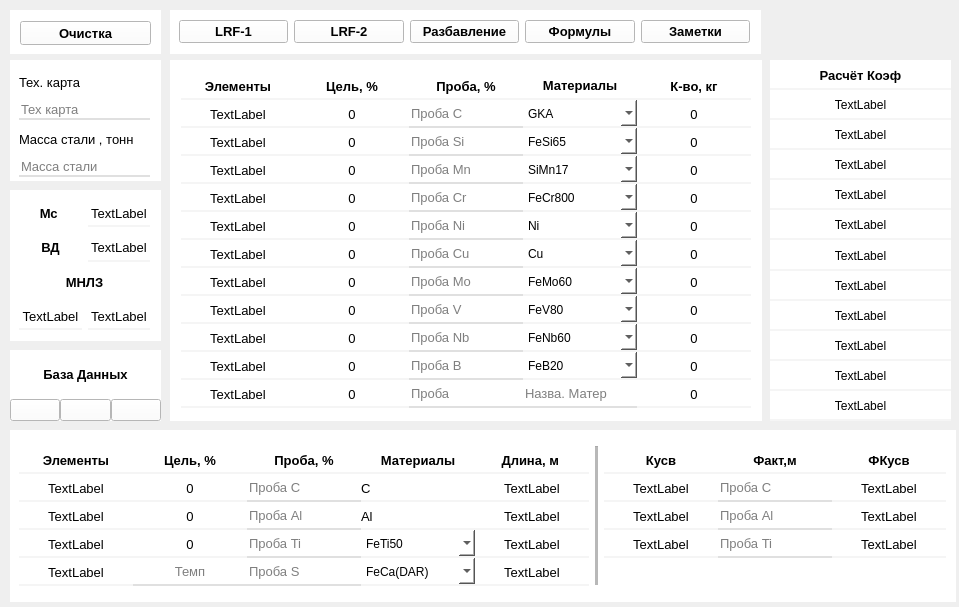
The window that ui/LRF1_Widget.ui (TopolD/Metal_Calculate) describes before a commit, drawn with Qt 5.
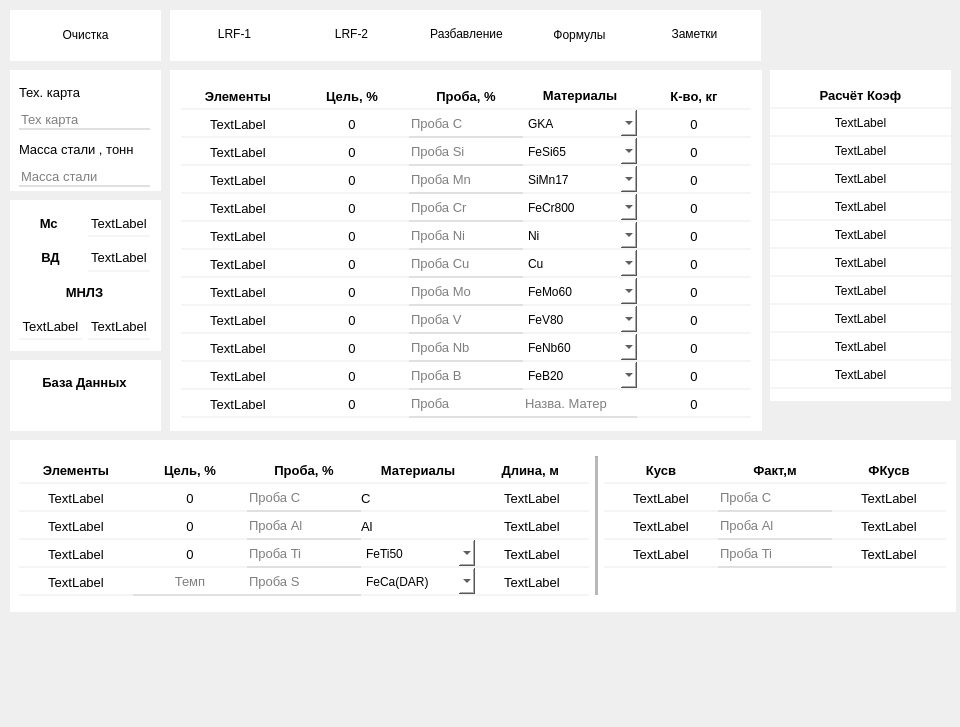
The same window after the commit. Icons and pictures are not drawn.

Diff of the .ui file:
```diff
--- a/ui/LRF1_Widget.ui
+++ b/ui/LRF1_Widget.ui
@@ -6,8 +6,8 @@
    <rect>
     <x>0</x>
     <y>0</y>
-    <width>959</width>
-    <height>607</height>
+    <width>960</width>
+    <height>727</height>
    </rect>
   </property>
   <property name="windowTitle">
@@ -17,7 +17,7 @@
    <property name="geometry">
     <rect>
      <x>170</x>
-     <y>60</y>
+     <y>70</y>
      <width>592</width>
      <height>361</height>
     </rect>
@@ -29,9 +29,8 @@
     </sizepolicy>
    </property>
    <property name="styleSheet">
-    <string notr="true">
-background-color: rgb(255, 255, 255);
-
+    <string notr="true">background-color: rgb(255, 255, 255);
+outline: 2px solid rgba(0, 0, 0, 0.3); 
 
 </string>
    </property>
@@ -2617,7 +2616,7 @@
    <property name="geometry">
     <rect>
      <x>10</x>
-     <y>190</y>
+     <y>200</y>
      <width>151</width>
      <height>151</height>
     </rect>
@@ -2790,7 +2789,7 @@
      <x>170</x>
      <y>10</y>
      <width>591</width>
-     <height>44</height>
+     <height>51</height>
     </rect>
    </property>
    <property name="styleSheet">
@@ -2803,7 +2802,7 @@
       <x>9</x>
       <y>9</y>
       <width>571</width>
-      <height>26</height>
+      <height>31</height>
      </rect>
     </property>
     <layout class="QHBoxLayout" name="horizontalLayout_12">
@@ -2811,11 +2810,31 @@
       <widget class="QPushButton" name="pushButton">
        <property name="font">
         <font>
-         <pointsize>10</pointsize>
-         <weight>75</weight>
-         <bold>true</bold>
+         <pointsize>-1</pointsize>
         </font>
        </property>
+       <property name="styleSheet">
+        <string notr="true">QPushButton {
+    background-color: white;
+    color: black;
+    border: none; /* Убираем обводку */
+    border-radius: 5px; /* Оставляем закругление углов */
+    padding: 0; /* Убираем паддинг, чтобы текст помещался */
+    width: 110px; /* Задаем фиксированную ширину */
+    height: 24px; /* Задаем фиксированную высоту */
+    font-size: 12px; /* Устанавливаем размер шрифта для текста */
+}
+
+QPushButton:hover {
+    background-color: #b0b0b0;
+    color: white;
+}
+
+QPushButton:pressed {
+    background-color: black;
+    color: white;
+}</string>
+       </property>
        <property name="text">
         <string>LRF-1</string>
        </property>
@@ -2829,11 +2848,31 @@
       <widget class="QPushButton" name="pushButton_2">
        <property name="font">
         <font>
-         <pointsize>10</pointsize>
-         <weight>75</weight>
-         <bold>true</bold>
+         <pointsize>-1</pointsize>
         </font>
        </property>
+       <property name="styleSheet">
+        <string notr="true">QPushButton {
+    background-color: white;
+    color: black;
+    border: none; 
+    border-radius: 5px; 
+    padding: 0; 
+    width: 110px; 
+    height: 24px; 
+    font-size: 12px; 
+}
+
+QPushButton:hover {
+    background-color: #b0b0b0;
+    color: white;
+}
+
+QPushButton:pressed {
+    background-color: black;
+    color: white;
+}</string>
+       </property>
        <property name="text">
         <string>LRF-2</string>
        </property>
@@ -2845,13 +2884,45 @@
      </item>
      <item>
       <widget class="QPushButton" name="pushButton_3">
+       <property name="minimumSize">
+        <size>
+         <width>107</width>
+         <height>0</height>
+        </size>
+       </property>
+       <property name="maximumSize">
+        <size>
+         <width>107</width>
+         <height>16777215</height>
+        </size>
+       </property>
        <property name="font">
         <font>
-         <pointsize>10</pointsize>
-         <weight>75</weight>
-         <bold>true</bold>
+         <pointsize>-1</pointsize>
         </font>
        </property>
+       <property name="styleSheet">
+        <string notr="true">QPushButton {
+    background-color: white;
+    color: black;
+    border: none; /* Убираем обводку */
+    border-radius: 5px; /* Оставляем закругление углов */
+    padding: 0; /* Убираем паддинг, чтобы текст помещался */
+    width: 110px; /* Задаем фиксированную ширину */
+    height: 24px; /* Задаем фиксированную высоту */
+    font-size: 12px; /* Устанавливаем размер шрифта для текста */
+}
+
+QPushButton:hover {
+    background-color: #b0b0b0;
+    color: white;
+}
+
+QPushButton:pressed {
+    background-color: black;
+    color: white;
+}</string>
+       </property>
        <property name="text">
         <string>Разбавление</string>
        </property>
@@ -2863,13 +2934,39 @@
      </item>
      <item>
       <widget class="QPushButton" name="pushButton_4">
+       <property name="maximumSize">
+        <size>
+         <width>107</width>
+         <height>40</height>
+        </size>
+       </property>
        <property name="font">
         <font>
-         <pointsize>10</pointsize>
-         <weight>75</weight>
-         <bold>true</bold>
+         <pointsize>-1</pointsize>
         </font>
        </property>
+       <property name="styleSheet">
+        <string notr="true">QPushButton {
+    background-color: white;
+    color: black;
+    border: none; /* Убираем обводку */
+    border-radius: 5px; /* Оставляем закругление углов */
+    padding: 0; /* Убираем паддинг, чтобы текст помещался */
+    width: 110px; /* Задаем фиксированную ширину */
+    height: 24px; /* Задаем фиксированную высоту */
+    font-size: 12px; /* Устанавливаем размер шрифта для текста */
+}
+
+QPushButton:hover {
+    background-color: #b0b0b0;
+    color: white;
+}
+
+QPushButton:pressed {
+    background-color: black;
+    color: white;
+}</string>
+       </property>
        <property name="text">
         <string>Формулы</string>
        </property>
@@ -2883,11 +2980,31 @@
       <widget class="QPushButton" name="pushButton_5">
        <property name="font">
         <font>
-         <pointsize>10</pointsize>
-         <weight>75</weight>
-         <bold>true</bold>
+         <pointsize>-1</pointsize>
         </font>
        </property>
+       <property name="styleSheet">
+        <string notr="true">QPushButton {
+    background-color: white;
+    color: black;
+    border: none; /* Убираем обводку */
+    border-radius: 5px; /* Оставляем закругление углов */
+    padding: 0; /* Убираем паддинг, чтобы текст помещался */
+    width: 110px; /* Задаем фиксированную ширину */
+    height: 24px; /* Задаем фиксированную высоту */
+    font-size: 12px; /* Устанавливаем размер шрифта для текста */
+}
+
+QPushButton:hover {
+    background-color: #b0b0b0;
+    color: white;
+}
+
+QPushButton:pressed {
+    background-color: black;
+    color: white;
+}</string>
+       </property>
        <property name="text">
         <string>Заметки</string>
        </property>
@@ -2904,9 +3021,9 @@
    <property name="geometry">
     <rect>
      <x>770</x>
-     <y>60</y>
+     <y>70</y>
      <width>181</width>
-     <height>361</height>
+     <height>331</height>
     </rect>
    </property>
    <property name="sizePolicy">
@@ -2932,6 +3049,18 @@
         </property>
         <item>
          <widget class="QLabel" name="label">
+          <property name="minimumSize">
+           <size>
+            <width>0</width>
+            <height>28</height>
+           </size>
+          </property>
+          <property name="maximumSize">
+           <size>
+            <width>16777215</width>
+            <height>28</height>
+           </size>
+          </property>
           <property name="font">
            <font>
             <pointsize>10</pointsize>
@@ -2961,6 +3090,18 @@
         </property>
         <item>
          <widget class="QLabel" name="label_67">
+          <property name="minimumSize">
+           <size>
+            <width>0</width>
+            <height>28</height>
+           </size>
+          </property>
+          <property name="maximumSize">
+           <size>
+            <width>16777215</width>
+            <height>28</height>
+           </size>
+          </property>
           <property name="styleSheet">
            <string notr="true">background-color: rgb(255, 255, 255);
 border-bottom: 2px solid #F5F5F5;
@@ -2983,6 +3124,18 @@
         </property>
         <item>
          <widget class="QLabel" name="label_70">
+          <property name="minimumSize">
+           <size>
+            <width>0</width>
+            <height>28</height>
+           </size>
+          </property>
+          <property name="maximumSize">
+           <size>
+            <width>16777215</width>
+            <height>28</height>
+           </size>
+          </property>
           <property name="styleSheet">
            <string notr="true">background-color: rgb(255, 255, 255);
 border-bottom: 2px solid #F5F5F5;
@@ -3005,6 +3158,18 @@
         </property>
         <item>
          <widget class="QLabel" name="label_71">
+          <property name="minimumSize">
+           <size>
+            <width>0</width>
+            <height>28</height>
+           </size>
+          </property>
+          <property name="maximumSize">
+           <size>
+            <width>16777215</width>
+            <height>28</height>
+           </size>
+          </property>
           <property name="styleSheet">
            <string notr="true">background-color: rgb(255, 255, 255);
 border-bottom: 2px solid #F5F5F5;
@@ -3027,6 +3192,18 @@
         </property>
         <item>
          <widget class="QLabel" name="label_73">
+          <property name="minimumSize">
+           <size>
+            <width>0</width>
+            <height>28</height>
+           </size>
+          </property>
+          <property name="maximumSize">
+           <size>
+            <width>16777215</width>
+            <height>28</height>
+           </size>
+          </property>
           <property name="styleSheet">
            <string notr="true">background-color: rgb(255, 255, 255);
 border-bottom: 2px solid #F5F5F5;
@@ -3049,6 +3226,18 @@
         </property>
         <item>
          <widget class="QLabel" name="label_69">
+          <property name="minimumSize">
+           <size>
+            <width>0</width>
+            <height>28</height>
+           </size>
+          </property>
+          <property name="maximumSize">
+           <size>
+            <width>16777215</width>
+            <height>28</height>
+           </size>
+          </property>
           <property name="styleSheet">
            <string notr="true">background-color: rgb(255, 255, 255);
 border-bottom: 2px solid #F5F5F5;
@@ -3071,6 +3260,18 @@
         </property>
         <item>
          <widget class="QLabel" name="label_68">
+          <property name="minimumSize">
+           <size>
+            <width>0</width>
+            <height>28</height>
+           </size>
+          </property>
+          <property name="maximumSize">
+           <size>
+            <width>16777215</width>
+            <height>28</height>
+           </size>
+          </property>
           <property name="styleSheet">
            <string notr="true">background-color: rgb(255, 255, 255);
 border-bottom: 2px solid #F5F5F5;
@@ -3093,6 +3294,18 @@
         </property>
         <item>
          <widget class="QLabel" name="label_72">
+          <property name="minimumSize">
+           <size>
+            <width>0</width>
+            <height>28</height>
+           </size>
+          </property>
+          <property name="maximumSize">
+           <size>
+            <width>16777215</width>
+            <height>28</height>
+           </size>
+          </property>
           <property name="styleSheet">
            <string notr="true">background-color: rgb(255, 255, 255);
 border-bottom: 2px solid #F5F5F5;
@@ -3115,6 +3328,18 @@
         </property>
         <item>
          <widget class="QLabel" name="label_74">
+          <property name="minimumSize">
+           <size>
+            <width>0</width>
+            <height>28</height>
+           </size>
+          </property>
+          <property name="maximumSize">
+           <size>
+            <width>16777215</width>
+            <height>28</height>
+           </size>
+          </property>
           <property name="styleSheet">
            <string notr="true">background-color: rgb(255, 255, 255);
 border-bottom: 2px solid #F5F5F5;
@@ -3137,6 +3362,18 @@
         </property>
         <item>
          <widget class="QLabel" name="label_75">
+          <property name="minimumSize">
+           <size>
+            <width>0</width>
+            <height>28</height>
+           </size>
+          </property>
+          <property name="maximumSize">
+           <size>
+            <width>16777215</width>
+            <height>28</height>
+           </size>
+          </property>
           <property name="styleSheet">
            <string notr="true">background-color: rgb(255, 255, 255);
 border-bottom: 2px solid #F5F5F5;
@@ -3159,28 +3396,18 @@
         </property>
         <item>
          <widget class="QLabel" name="label_76">
-          <property name="styleSheet">
-           <string notr="true">background-color: rgb(255, 255, 255);
-border-bottom: 2px solid #F5F5F5;
-</string>
+          <property name="minimumSize">
+           <size>
+            <width>0</width>
+            <height>28</height>
+           </size>
           </property>
-          <property name="text">
-           <string>TextLabel</string>
+          <property name="maximumSize">
+           <size>
+            <width>16777215</width>
+            <height>28</height>
+           </size>
           </property>
-          <property name="alignment">
-           <set>Qt::AlignCenter</set>
-          </property>
-         </widget>
-        </item>
-       </layout>
-      </item>
-      <item>
-       <layout class="QHBoxLayout" name="horizontalLayout_26">
-        <property name="spacing">
-         <number>0</number>
-        </property>
-        <item>
-         <widget class="QLabel" name="label_77">
           <property name="styleSheet">
            <string notr="true">background-color: rgb(255, 255, 255);
 border-bottom: 2px solid #F5F5F5;
@@ -3204,7 +3431,7 @@
    <property name="geometry">
     <rect>
      <x>10</x>
-     <y>430</y>
+     <y>440</y>
      <width>946</width>
      <height>172</height>
     </rect>
@@ -5007,7 +5234,7 @@
    <property name="geometry">
     <rect>
      <x>10</x>
-     <y>60</y>
+     <y>70</y>
      <width>151</width>
      <height>121</height>
     </rect>
@@ -5095,7 +5322,7 @@
      <x>10</x>
      <y>10</y>
      <width>151</width>
-     <height>44</height>
+     <height>51</height>
     </rect>
    </property>
    <property name="styleSheet">
@@ -5108,7 +5335,7 @@
       <x>10</x>
       <y>10</y>
       <width>131</width>
-      <height>26</height>
+      <height>31</height>
      </rect>
     </property>
     <layout class="QHBoxLayout" name="horizontalLayout_14">
@@ -5122,11 +5349,31 @@
        </property>
        <property name="font">
         <font>
-         <pointsize>10</pointsize>
-         <weight>75</weight>
-         <bold>true</bold>
+         <pointsize>-1</pointsize>
         </font>
        </property>
+       <property name="styleSheet">
+        <string notr="true">QPushButton {
+    background-color: white;
+    color: black;
+    border: none; /* Убираем обводку */
+    border-radius: 5px; /* Оставляем закругление углов */
+    padding: 0; /* Убираем паддинг, чтобы текст помещался */
+    width: 110px; /* Задаем фиксированную ширину */
+    height: 24px; /* Задаем фиксированную высоту */
+    font-size: 12px; /* Устанавливаем размер шрифта для текста */
+}
+
+QPushButton:hover {
+    background-color: #b0b0b0;
+    color: white;
+}
+
+QPushButton:pressed {
+    background-color: black;
+    color: white;
+}</string>
+       </property>
        <property name="text">
         <string>Очистка</string>
        </property>
@@ -5143,7 +5390,7 @@
    <property name="geometry">
     <rect>
      <x>10</x>
-     <y>350</y>
+     <y>360</y>
      <width>151</width>
      <height>71</height>
     </rect>
@@ -5151,8 +5398,15 @@
    <property name="styleSheet">
     <string notr="true">background-color: rgb(255, 255, 255);</string>
    </property>
-   <layout class="QGridLayout" name="gridLayout_3">
-    <item row="0" column="0">
+   <widget class="QWidget" name="layoutWidget">
+    <property name="geometry">
+     <rect>
+      <x>9</x>
+      <y>9</y>
+      <width>131</width>
+      <height>51</height>
+     </rect>
+    </property>
      <layout class="QVBoxLayout" name="verticalLayout_6">
       <property name="spacing">
        <number>0</number>
@@ -5180,8 +5434,50 @@
       </item>
       <item>
        <layout class="QHBoxLayout" name="horizontalLayout_31">
+       <property name="spacing">
+        <number>0</number>
+       </property>
         <item>
          <widget class="QPushButton" name="pushButton_6">
+         <property name="minimumSize">
+          <size>
+           <width>39</width>
+           <height>0</height>
+          </size>
+         </property>
+         <property name="maximumSize">
+          <size>
+           <width>39</width>
+           <height>24</height>
+          </size>
+         </property>
+         <property name="font">
+          <font>
+           <pointsize>-1</pointsize>
+          </font>
+         </property>
+         <property name="styleSheet">
+          <string notr="true">QPushButton {
+    background-color: white;
+    color: black;
+    border: none; /* Убираем обводку */
+    border-radius: 5px; /* Оставляем закругление углов */
+    padding: 0; /* Убираем паддинг, чтобы текст помещался */
+    width: 39px; /* Задаем фиксированную ширину */
+    height: 24px; /* Задаем фиксированную высоту */
+    font-size: 12px; /* Устанавливаем размер шрифта для текста */
+}
+
+QPushButton:hover {
+    background-color: #b0b0b0;
+    color: white;
+}
+
+QPushButton:pressed {
+    background-color: black;
+    color: white;
+}</string>
+         </property>
           <property name="text">
            <string/>
           </property>
@@ -5193,6 +5489,39 @@
         </item>
         <item>
          <widget class="QPushButton" name="pushButton_7">
+         <property name="maximumSize">
+          <size>
+           <width>39</width>
+           <height>24</height>
+          </size>
+         </property>
+         <property name="font">
+          <font>
+           <pointsize>-1</pointsize>
+          </font>
+         </property>
+         <property name="styleSheet">
+          <string notr="true">QPushButton {
+    background-color: white;
+    color: black;
+    border: none; /* Убираем обводку */
+    border-radius: 5px; /* Оставляем закругление углов */
+    padding: 0; /* Убираем паддинг, чтобы текст помещался */
+    width: 39px; /* Задаем фиксированную ширину */
+    height: 24px; /* Задаем фиксированную высоту */
+    font-size: 12px; /* Устанавливаем размер шрифта для текста */
+}
+
+QPushButton:hover {
+    background-color: #b0b0b0;
+    color: white;
+}
+
+QPushButton:pressed {
+    background-color: black;
+    color: white;
+}</string>
+         </property>
           <property name="text">
            <string/>
           </property>
@@ -5204,6 +5533,45 @@
         </item>
         <item>
          <widget class="QPushButton" name="pushButton_8">
+         <property name="minimumSize">
+          <size>
+           <width>39</width>
+           <height>0</height>
+          </size>
+         </property>
+         <property name="maximumSize">
+          <size>
+           <width>39</width>
+           <height>24</height>
+          </size>
+         </property>
+         <property name="font">
+          <font>
+           <pointsize>-1</pointsize>
+          </font>
+         </property>
+         <property name="styleSheet">
+          <string notr="true">QPushButton {
+    background-color: white;
+    color: black;
+    border: none; /* Убираем обводку */
+    border-radius: 5px; /* Оставляем закругление углов */
+    padding: 0; /* Убираем паддинг, чтобы текст помещался */
+    width: 39px; /* Задаем фиксированную ширину */
+    height: 24px; /* Задаем фиксированную высоту */
+    font-size: 12px; /* Устанавливаем размер шрифта для текста */
+}
+
+QPushButton:hover {
+    background-color: #b0b0b0;
+    color: white;
+}
+
+QPushButton:pressed {
+    background-color: black;
+    color: white;
+}</string>
+         </property>
           <property name="text">
            <string/>
           </property>
@@ -5216,8 +5584,7 @@
        </layout>
       </item>
      </layout>
-    </item>
-   </layout>
+   </widget>
   </widget>
  </widget>
  <resources/>
```
Left out of the diff: 4 changed lines with no effect on the pictures. Lines whose indentation alone changed are shown as unchanged.
